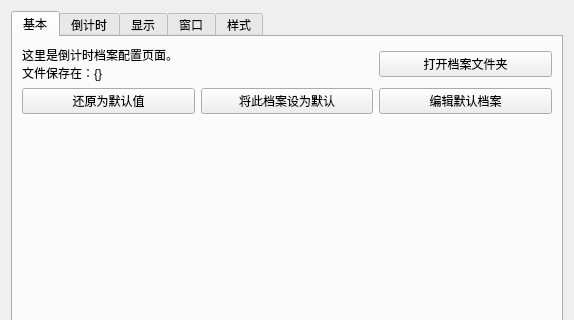
The window that UISource/profile_config_ui.ui (HelloWRC/W-DesktopCountdown) describes before a commit, drawn with Qt 5; both pictures show x 0 to 574 and y 0 to 320 of the 574 by 576 pixel window.
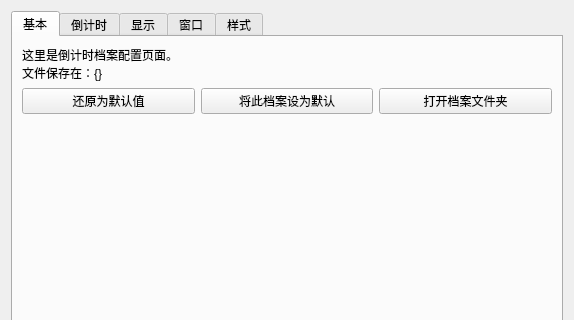
The same window after the commit.

Commit message: 默认配置模板功能

```diff
--- a/UISource/profile_config_ui.ui
+++ b/UISource/profile_config_ui.ui
@@ -37,21 +37,6 @@
          </property>
         </widget>
        </item>
-       <item row="1" column="3">
-        <widget class="QPushButton" name="btn_edit_default">
-         <property name="text">
-          <string>编辑默认档案</string>
-         </property>
-        </widget>
-       </item>
-       <item row="0" column="0" colspan="2">
-        <widget class="QLabel" name="lb_gernal_description">
-         <property name="text">
-          <string>这里是倒计时档案配置页面。
-文件保存在：{}</string>
-         </property>
-        </widget>
-       </item>
        <item row="1" column="1">
         <widget class="QPushButton" name="btn_save_default_2">
          <property name="text">
@@ -72,13 +57,21 @@
          </property>
         </spacer>
        </item>
-       <item row="0" column="3">
+       <item row="1" column="2">
         <widget class="QPushButton" name="btn_open_folder">
          <property name="text">
           <string>打开档案文件夹</string>
          </property>
         </widget>
        </item>
+       <item row="0" column="0" colspan="3">
+        <widget class="QLabel" name="lb_gernal_description">
+         <property name="text">
+          <string>这里是倒计时档案配置页面。
+文件保存在：{}</string>
+         </property>
+        </widget>
+       </item>
       </layout>
      </widget>
      <widget class="QWidget" name="tab_countdown">
```
Left out of the diff: 4 changed lines with no effect on the pictures. The commit also changes 6 other files.
